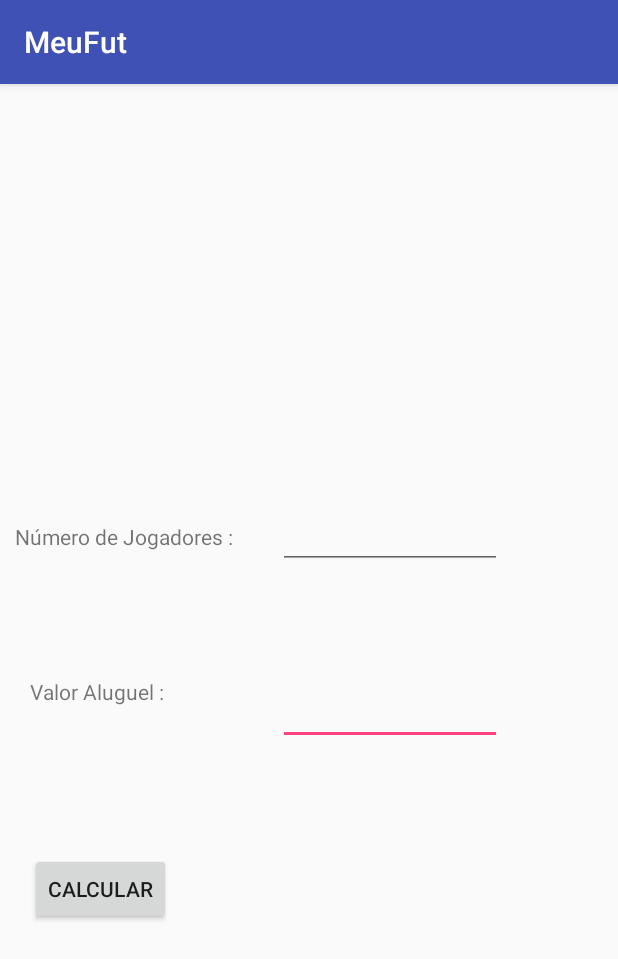
After one commit to wagnermachado/MeuFut-LP2, an Android app: the DivisaoDinheiro screen opened directly, with no data from a screen before it, on a phone screen of 412 x 824 dp. The commit adds this screen. Shown: the top 959 px of the screen. Run offline under Robolectric (Android 15) with nearby library versions, the phone set to English and light mode, and no system bars.

Commit message:
atualizações

```diff
--- a/app/src/main/AndroidManifest.xml
+++ b/app/src/main/AndroidManifest.xml
@@ -17,6 +17,7 @@
             </intent-filter>
         </activity>
         <activity android:name=".Cronometro"></activity>
+        <activity android:name=".DivisaoDinheiro"></activity>
     </application>
 
 </manifest>
--- /dev/null
+++ b/app/src/main/java/com/example/alunos/meufut/DivisaoDinheiro.java
@@ -0,0 +1,37 @@
+package com.example.alunos.meufut;
+
+import android.os.Bundle;
+import android.support.v7.app.AppCompatActivity;
+import android.view.View;
+import android.widget.EditText;
+import android.widget.TextView;
+
+/**
+ * Created by alunos on 28/09/17.
+ */
+
+public class DivisaoDinheiro extends AppCompatActivity {
+    @Override
+    protected void onCreate(Bundle savedInstanceState) {
+
+        super.onCreate(savedInstanceState);
+        setContentView(R.layout.activity_divisaotime);
+    }
+    public void divd(View v){
+
+        EditText numjog = (EditText) findViewById(R.id.editNumjog);
+        String nome1 = numjog.getText().toString();
+
+
+        EditText valalug = (EditText) findViewById(R.id.editValalug);
+        String nome2 = valalug.getText().toString();
+
+        double v1 = Double.parseDouble(nome1);
+        double v2 = Double.parseDouble(nome2);
+        double result = v2/v1;
+        String resultt = String.valueOf(result);
+        TextView txt = (TextView) findViewById(R.id.textTotal);
+        txt.setText(resultt);
+    }
+
+}
--- a/app/src/main/java/com/example/alunos/meufut/MainActivity.java
+++ b/app/src/main/java/com/example/alunos/meufut/MainActivity.java
@@ -11,6 +11,7 @@ public class MainActivity extends AppCompatActivity {
     protected void onCreate(Bundle savedInstanceState) {
         super.onCreate(savedInstanceState);
         setContentView(R.layout.activity_main);
+
     }
     public void cronometro(View v) {
         Intent it = new Intent(this, Cronometro.class);
@@ -20,9 +21,9 @@ public class MainActivity extends AppCompatActivity {
     public void DivisaoTime(View v) {
         Intent it = new Intent(this, DivisaodeTime.class);
         startActivity(it);
+    }*/
+    public void divisaoDinheiro(View v) {
+        Intent it = new Intent(this, DivisaoDinheiro.class);
+        startActivity(it);
     }
-    public void DivisaoDinheiro(View v) {
-        Intent it = new Intent(this, DivisaodeDinheiro.class);
-        startActivity(it);
-    }*/
 }
--- a/app/src/main/res/layout/activity_cronometro.xml
+++ b/app/src/main/res/layout/activity_cronometro.xml
@@ -1,6 +1,7 @@
 <?xml version="1.0" encoding="utf-8"?>
 
     <LinearLayout     xmlns:android="http://schemas.android.com/apk/res/android"
+        xmlns:tools="http://schemas.android.com/tools"
         android:orientation="vertical"
     android:layout_width="fill_parent"
     android:layout_height="fill_parent">>
@@ -10,24 +11,28 @@
         android:layout_width="match_parent"
         android:layout_height="wrap_content"
         android:layout_gravity="center"
+        android:background="@android:color/holo_blue_light"
         android:textSize="40dip" />
 
     <Button
         android:id="@+id/btnStart"
         android:layout_width="fill_parent"
         android:layout_height="wrap_content"
+        android:background="@android:color/holo_green_dark"
         android:text="INICIAR" />
 
     <Button
         android:id="@+id/btnStop"
         android:layout_width="fill_parent"
         android:layout_height="wrap_content"
+        android:background="@android:color/holo_green_dark"
         android:text="PARAR" />
 
     <Button
         android:id="@+id/btnBlank"
         android:layout_width="match_parent"
         android:layout_height="wrap_content"
-        android:text="Button" />
+        android:background="@android:color/holo_green_dark"
+        android:text="Zerar" />
 
 </LinearLayout>
--- /dev/null
+++ b/app/src/main/res/layout/activity_divisaotime.xml
@@ -0,0 +1,71 @@
+<?xml version="1.0" encoding="utf-8"?>
+<LinearLayout xmlns:android="http://schemas.android.com/apk/res/android"
+    android:orientation="vertical" android:layout_width="match_parent"
+    android:layout_height="match_parent"
+    android:weightSum="1">
+
+    <RelativeLayout
+        android:layout_width="match_parent"
+        android:layout_height="match_parent">
+
+        <Button
+            android:id="@+id/button4"
+            android:layout_width="wrap_content"
+            android:layout_height="wrap_content"
+            android:layout_alignParentBottom="true"
+            android:layout_alignStart="@+id/textView4"
+            android:layout_marginBottom="207dp"
+            android:onClick="divd"
+            android:text="Calcular" />
+
+        <EditText
+            android:id="@+id/editValalug"
+            android:layout_width="wrap_content"
+            android:layout_height="wrap_content"
+            android:layout_above="@+id/button4"
+            android:layout_alignStart="@+id/editNumjog"
+            android:layout_marginBottom="72dp"
+            android:ems="7"
+            android:inputType="numberDecimal" />
+
+        <EditText
+            android:id="@+id/editNumjog"
+            android:layout_width="wrap_content"
+            android:layout_height="wrap_content"
+            android:layout_above="@+id/textView4"
+            android:layout_marginBottom="72dp"
+            android:layout_marginStart="30dp"
+            android:layout_toEndOf="@+id/textView3"
+            android:ems="7"
+            android:inputType="numberSigned" />
+
+        <TextView
+            android:id="@+id/textView3"
+            android:layout_width="wrap_content"
+            android:layout_height="wrap_content"
+            android:layout_alignBaseline="@+id/editNumjog"
+            android:layout_alignBottom="@+id/editNumjog"
+            android:layout_alignParentStart="true"
+            android:layout_marginStart="10dp"
+            android:text="Número de Jogadores :" />
+
+        <TextView
+            android:id="@+id/textView4"
+            android:layout_width="wrap_content"
+            android:layout_height="wrap_content"
+            android:layout_alignStart="@+id/textView3"
+            android:layout_alignTop="@+id/editValalug"
+            android:layout_marginStart="10dp"
+            android:text="Valor Aluguel :" />
+
+        <TextView
+            android:id="@+id/textTotal"
+            android:layout_width="wrap_content"
+            android:layout_height="wrap_content"
+            android:layout_alignBottom="@+id/button4"
+            android:layout_alignStart="@+id/editValalug"
+            android:layout_marginBottom="12dp"
+            android:layout_marginStart="27dp" />
+
+    </RelativeLayout>
+</LinearLayout>
--- a/app/src/main/res/layout/activity_main.xml
+++ b/app/src/main/res/layout/activity_main.xml
@@ -38,6 +38,7 @@
             android:layout_below="@+id/button"
             android:layout_centerHorizontal="true"
             android:layout_marginTop="100dp"
+            android:onClick="divisaoDinheiro"
             android:text="Divisão do dinheiro" />
     </RelativeLayout>
 </android.support.constraint.ConstraintLayout>
```
Also changed, not shown: 19 other files. Lines whose indentation alone changed are shown as unchanged.
